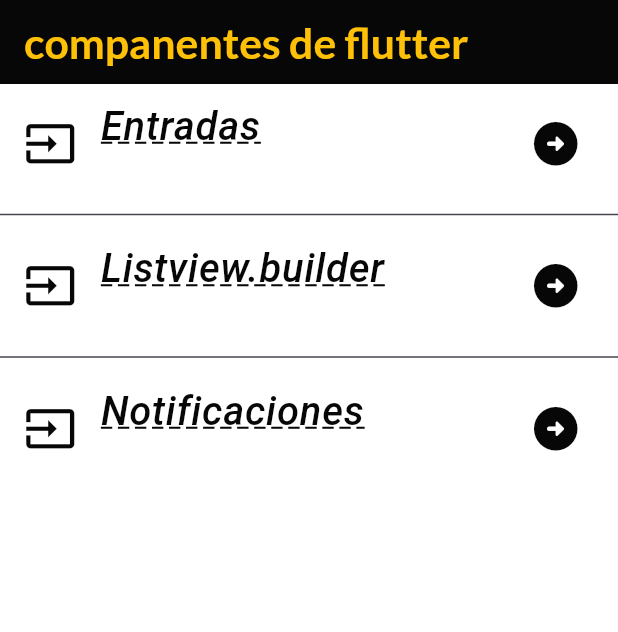
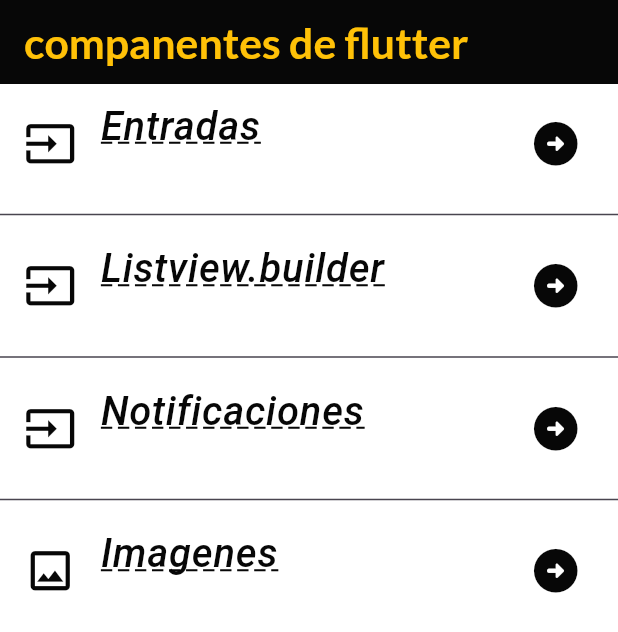
Before and after one commit to yahirortega/componentes_flutter, a Flutter app: the screen it shows after launch, on a phone screen of 412 x 824 dp. Shown: the top 632 px of the screen. Run offline on Flutter 3.47's test engine with Material 3 defaults, Android fonts, the phone set to English and light mode, and no system bars; our stand-ins replace google_fonts; Roboto replaces fonts that are missing (Acme, Aldrich).

Commit message:
Adding Image

```diff
--- a/lib/screens/home_screen.dart
+++ b/lib/screens/home_screen.dart
@@ -1,3 +1,4 @@
+import 'package:componentes/screens/image_screen.dart';
 import 'package:componentes/screens/infinite_scroll_screen.dart';
 import 'package:componentes/screens/notification_screen.dart';
 import 'package:flutter/material.dart';
@@ -83,6 +84,29 @@ class HomeScreeen extends StatelessWidget {
               Navigator.push(context, ruta1);
             },
           ),
+     const Divider(),
+          ListTile(
+            title: Text('Imagenes',
+            style: Apptheme.darkTheme.textTheme.headlineLarge,
+            ),
+            subtitle: Text('Mostrar fotos bonitas',
+            style: Apptheme.darkTheme.textTheme.bodySmall,
+            ),
+            leading: IconTheme(
+              data: Apptheme.darkTheme.iconTheme,
+              child: const Icon(Icons.image_outlined),
+              ),
+            trailing:IconTheme(
+              data: Apptheme.darkTheme.iconTheme,
+              child: const Icon(Icons.arrow_circle_right_rounded),
+              ),
+              onTap: () {
+              final ruta1 = MaterialPageRoute(builder: (context){
+                return const imageScreen();
+              });
+              Navigator.push(context, ruta1);
+            },
+          ),
         ],
       ),
     );
--- a/pubspec.yaml
+++ b/pubspec.yaml
@@ -18,3 +18,5 @@ dev_dependencies:
 
 flutter:
   uses-material-design: true
+  asssets:
+    - assets/img/raro.jpeg
```
Also changed, not shown: lib/screens/image_screen.dart (added, +26 -0 lines), assets/img/raro.jpeg (added).
